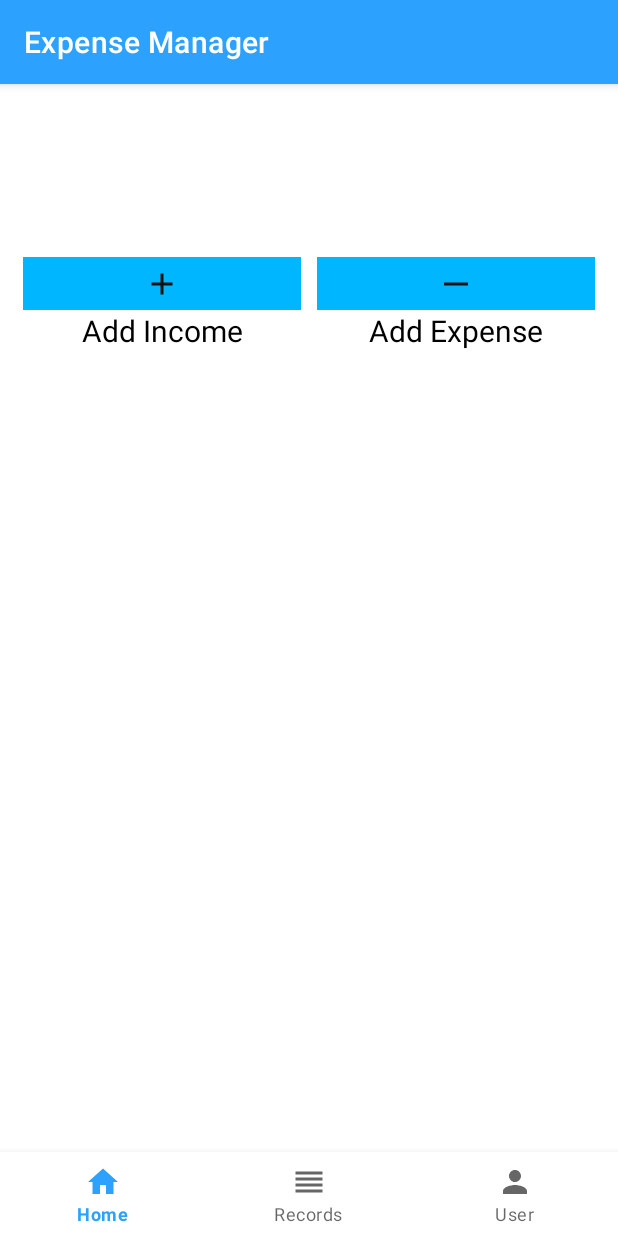
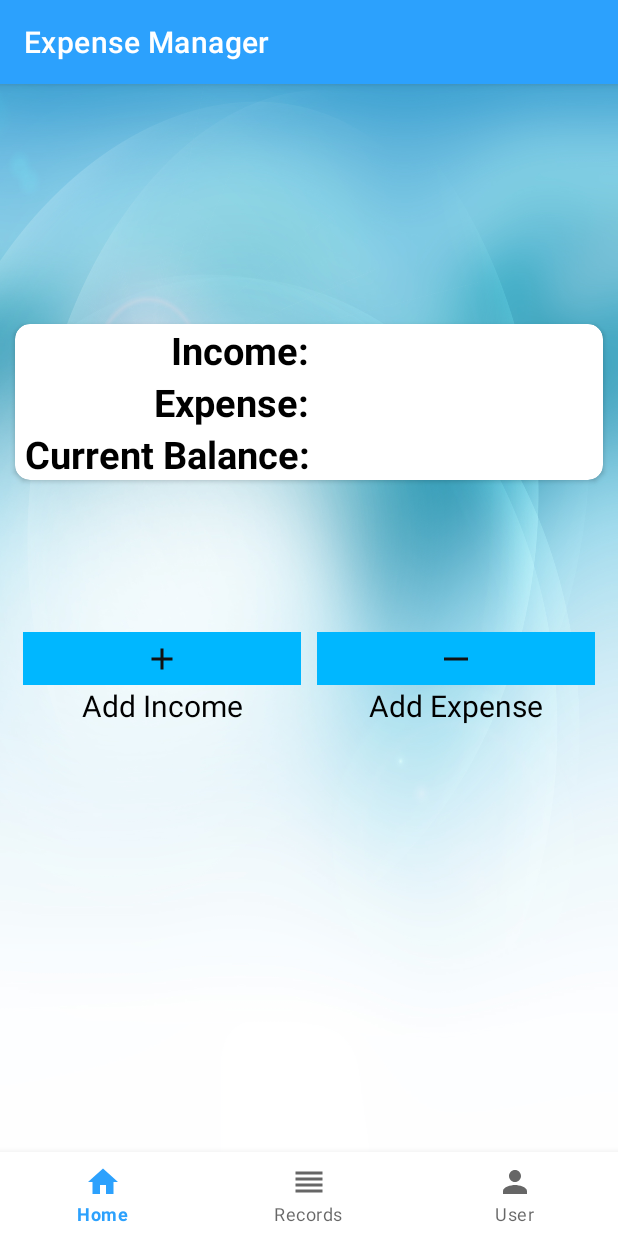
Before and after one commit to KiranBendkoli1/Expense-Manager, an Android app: the screen it shows after launch once a user with an empty profile is signed in (Home), on a phone screen of 412 x 824 dp. Run offline under Robolectric (Android 15) with nearby library versions, the phone set to English and light mode, and no system bars; our stand-ins replace Firebase (no records; nobody signed in at launch, a user with empty details on screens opened directly).

Commit message:
solved Bug to insert data

```diff
--- a/app/src/main/java/com/example/expensemanager/AddIncome.java
+++ b/app/src/main/java/com/example/expensemanager/AddIncome.java
@@ -78,6 +78,8 @@ public class AddIncome extends AppCompatActivity {
                 String description = incomeDescription.getText().toString().trim();
                 String amount = String.valueOf(incomeAmount);
 
+
+                // creation of HashMap
                 HashMap<String, String> hashMap = new HashMap<>();
                 hashMap.put("transaction","Income");
                 hashMap.put("amount",amount);
@@ -86,7 +88,7 @@ public class AddIncome extends AppCompatActivity {
 
 
                 // pushing to database
-                reference.push().setValue(dataObjectIncome).addOnCompleteListener(new OnCompleteListener<Void>() {
+                reference.push().setValue(hashMap).addOnCompleteListener(new OnCompleteListener<Void>() {
                     @Override
                     public void onComplete(@NonNull Task<Void> task) {
                         if(task.isSuccessful()){
--- a/app/src/main/res/layout/fragment_home2.xml
+++ b/app/src/main/res/layout/fragment_home2.xml
@@ -3,62 +3,170 @@
     xmlns:tools="http://schemas.android.com/tools"
     android:layout_width="match_parent"
     android:layout_height="match_parent"
+    android:background="@drawable/background"
+    xmlns:app="http://schemas.android.com/apk/res-auto"
+    android:paddingTop="150dp"
     tools:context=".HomeF">
 
+    <androidx.cardview.widget.CardView
+        android:layout_width="match_parent"
+        app:cardCornerRadius="10dp"
+        android:layout_margin="10dp"
+        android:padding="5dp"
+        android:layout_height="wrap_content">
+
+        <LinearLayout
+            android:layout_width="match_parent"
+            android:layout_height="wrap_content"
+            android:orientation="vertical">
+
+
+            <LinearLayout
+                android:layout_width="match_parent"
+                android:layout_height="wrap_content"
+                android:orientation="horizontal">
+
+                <TextView
+                    android:layout_width="0dp"
+                    android:layout_height="wrap_content"
+                    android:layout_weight="1"
+                    android:gravity="right"
+                    android:text="Income:"
+                    android:textColor="@color/black"
+                    android:textSize="25sp"
+                    android:textStyle="bold"
+                    />
+                <TextView
+                    android:id="@+id/income_home"
+                    android:layout_width="0dp"
+
+                    android:layout_height="wrap_content"
+                    android:layout_weight="1"
+                    android:gravity="center"
+                    android:textColor="@color/black"
+                    android:textSize="25sp"
+                    android:textStyle="bold"
+                    />
+            </LinearLayout>
+            <LinearLayout
+                android:layout_width="match_parent"
+                android:layout_height="wrap_content"
+                android:orientation="horizontal">
+
+                <TextView
+                    android:layout_width="0dp"
+                    android:layout_height="wrap_content"
+                    android:layout_weight="1"
+                    android:gravity="right"
+                    android:text="Expense:"
+                    android:textColor="@color/black"
+                    android:textSize="25sp"
+                    android:textStyle="bold"
+                    />
+                <TextView
+                    android:id="@+id/expense_home"
+                    android:layout_width="0dp"
+                    android:layout_height="wrap_content"
+                    android:layout_weight="1"
+                    android:gravity="center"
+                    android:textColor="@color/black"
+                    android:textSize="25sp"
+                    android:textStyle="bold"
+                    />
+            </LinearLayout>
+
+            <LinearLayout
+                android:layout_width="match_parent"
+                android:layout_height="wrap_content"
+                android:orientation="horizontal">
+
+                <TextView
+                    android:layout_width="0dp"
+                    android:layout_height="wrap_content"
+                    android:layout_weight="1"
+                    android:gravity="right"
+                    android:text="Current Balance:"
+                    android:textColor="@color/black"
+                    android:textSize="25sp"
+                    android:textStyle="bold" />
+
+                <TextView
+                    android:id="@+id/balance_home"
+                    android:layout_width="0dp"
+                    android:layout_height="wrap_content"
+                    android:layout_weight="1"
+                    android:gravity="center"
+                    android:textColor="@color/black"
+                    android:textSize="25sp"
+                    android:textStyle="bold"
+                    />
+            </LinearLayout>
+
+
+
+
+        </LinearLayout>
+
+    </androidx.cardview.widget.CardView>
+
+
+
+
+
     <LinearLayout
-        android:layout_marginTop="100dp"
-        android:padding="10dp"
         android:layout_width="match_parent"
         android:layout_height="wrap_content"
-        android:orientation="horizontal">
+        android:layout_marginTop="200dp"
+        android:orientation="horizontal"
+        android:padding="10dp">
 
 
         <LinearLayout
-            android:padding="5dp"
             android:layout_width="0dp"
             android:layout_height="match_parent"
             android:layout_weight="1"
-            android:orientation="vertical">
+            android:orientation="vertical"
+            android:padding="5dp">
 
             <ImageButton
+                android:id="@+id/addIncome"
                 android:layout_width="match_parent"
-                android:id="@+id/addIncome"
                 android:layout_height="35sp"
                 android:background="#00B7FF"
                 android:src="@drawable/add"
                 />
             <TextView
                 android:layout_width="match_parent"
-                android:textSize="20sp"
+                android:layout_height="match_parent"
                 android:gravity="center"
+                android:text="Add Income"
                 android:textColor="@color/black"
-                android:layout_height="match_parent"
-                android:text="Add Income"/>
+                android:textSize="20sp"/>
 
 
         </LinearLayout>
 
         <LinearLayout
-            android:padding="5dp"
             android:layout_width="0dp"
             android:layout_height="match_parent"
             android:layout_weight="1"
-            android:orientation="vertical">
+            android:orientation="vertical"
+            android:padding="5dp">
 
             <ImageButton
+                android:id="@+id/addExpense"
                 android:layout_width="match_parent"
                 android:layout_height="35sp"
-                android:id="@+id/addExpense"
                 android:background="#00B7FF"
                 android:src="@drawable/minus"
                 />
             <TextView
                 android:layout_width="match_parent"
-                android:textSize="20sp"
+                android:layout_height="wrap_content"
                 android:gravity="center"
+                android:text="Add Expense"
                 android:textColor="@color/black"
-                android:layout_height="wrap_content"
-                android:text="Add Expense"/>
+                android:textSize="20sp"/>
 
 
         </LinearLayout>
```
